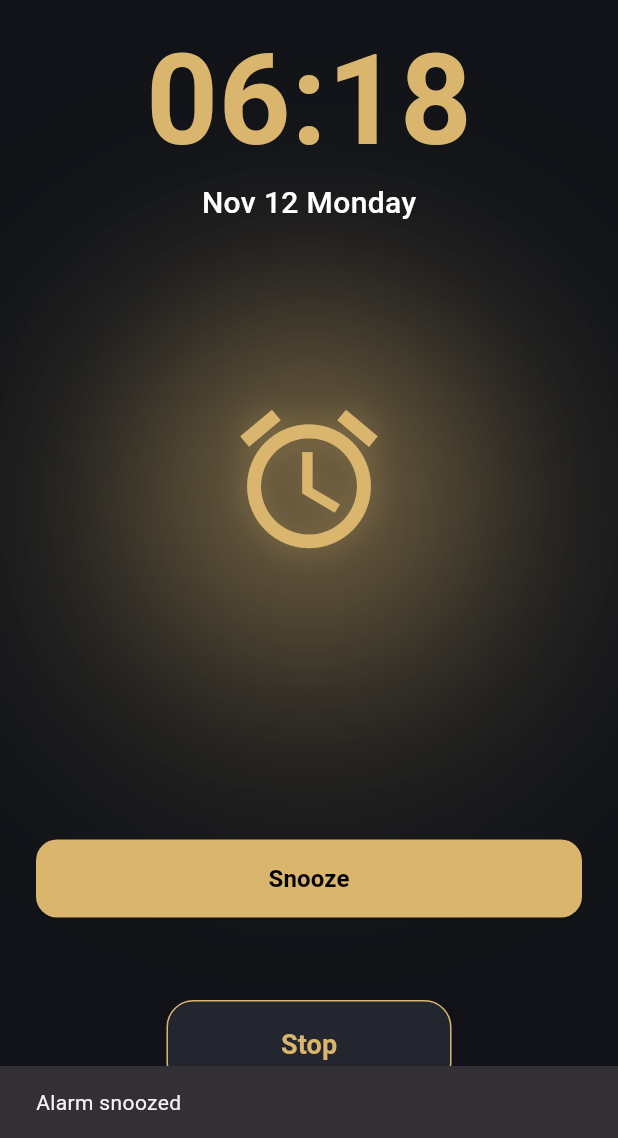
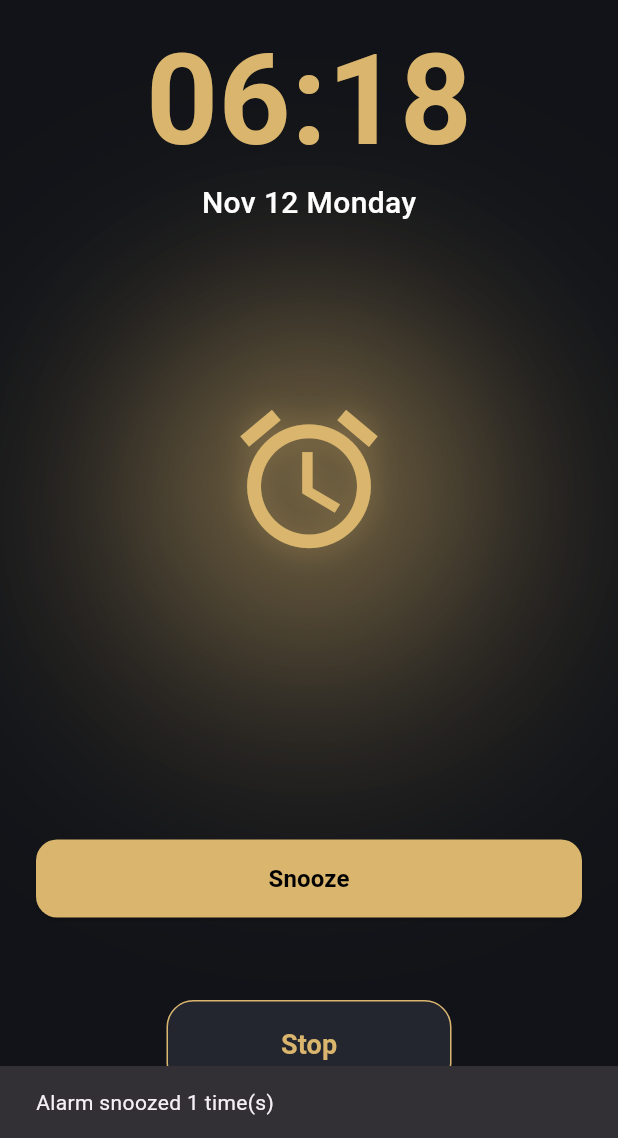
Before and after one commit to Ashiy-Ishan/Smart_AI_Alarm, a Flutter app: the StopAlarmScreen screen opened by its route, after a tap on "Snooze", on a phone screen of 412 x 824 dp, the part 98-1236 px from its top. Run offline on Flutter 3.47's test engine with Material 3 defaults, Android fonts, the phone set to English and light mode, and no system bars; our stand-ins replace firebase_auth, firebase_core, firebase_database, firebase_messaging, flutter_blue_plus, flutter_dotenv and 8 more; missing offline and left inert: googleapis, network_info_plus; accounts and stored records are empty.

Commit message:
implement alarm outcome reporting and UI with API service integration

```diff
--- a/fontend/alarm_frontend/lib/routes/app_router.dart
+++ b/fontend/alarm_frontend/lib/routes/app_router.dart
@@ -61,7 +61,10 @@ class AppRouter {
         return _slide(const TodaySummaryScreen());
 
       case AppRoutes.setAlarm:
-        return _slide(const StopAlarmScreen());
+        final alarmId = settings.arguments is String
+            ? settings.arguments! as String
+            : 'manual-alarm';
+        return _slide(StopAlarmScreen(alarmId: alarmId));
 
       // ── Profile tab sub-screens ──────────────────────────────────────────
       case AppRoutes.calendar:
--- a/fontend/alarm_frontend/lib/screens/set_alarm_screen.dart
+++ b/fontend/alarm_frontend/lib/screens/set_alarm_screen.dart
@@ -3,8 +3,11 @@ import 'package:alarm_frontend/components/primary_button.dart';
 import 'package:alarm_frontend/utils/app_colors.dart';
 import 'package:alarm_frontend/utils/app_text_styles.dart';
 import 'package:flutter/material.dart';
+import 'package:alarm_frontend/services/api_service.dart';
+import 'package:firebase_auth/firebase_auth.dart';
 
-class StopAlarmScreen extends StatelessWidget {
+class StopAlarmScreen extends StatefulWidget {
+  final String alarmId;
   final String timeText;
   final String dateText;
   final VoidCallback? onSnooze;
@@ -12,11 +15,67 @@ class StopAlarmScreen extends StatelessWidget {
 
   const StopAlarmScreen({
     super.key,
+    required this.alarmId,
     this.timeText = '06:18',
     this.dateText = 'Nov 12 Monday',
     this.onSnooze,
     this.onStop,
   });
+
+  @override
+  State<StopAlarmScreen> createState() => _StopAlarmScreenState();
+}
+
+class _StopAlarmScreenState extends State<StopAlarmScreen> {
+  int _snoozeCount = 0;
+
+  Future<void> _sendAlarmOutcome() async {
+    final user = FirebaseAuth.instance.currentUser;
+
+    if (user == null) {
+      if (!mounted) return;
+
+      ScaffoldMessenger.of(
+        context,
+      ).showSnackBar(const SnackBar(content: Text('User is not logged in')));
+
+      return;
+    }
+
+    try {
+      await ApiService.post('/alarms/outcome', {
+        'user_id': user.uid,
+        'alarm_id': widget.alarmId,
+        'trigger_time': DateTime.now().toUtc().toIso8601String(),
+
+        'snooze_count': _snoozeCount,
+        'unlock_delay': 0.0,
+        'success': 1,
+
+        'weather_severity': 0.0,
+        'traffic_condition': 0.0,
+        'room_temp': 27.0,
+
+        'alarm_type': 'custom',
+        'is_holiday': 0,
+        'buffer_minutes': 0.0,
+      });
+
+      if (!mounted) return;
+
+      ScaffoldMessenger.of(context).showSnackBar(
+        const SnackBar(content: Text('Alarm outcome saved to backend')),
+      );
+
+      Navigator.pop(context);
+    } catch (e) {
+      if (!mounted) return;
+
+      ScaffoldMessenger.of(context).showSnackBar(
+        SnackBar(content: Text('Failed to save alarm outcome: $e')),
+      );
+    }
+  }
 
   @override
   Widget build(BuildContext context) {
@@ -50,7 +109,7 @@ class StopAlarmScreen extends StatelessWidget {
                   const SizedBox(height: 25),
 
                   Text(
-                    timeText,
+                    widget.timeText,
                     style: AppTextStyles.heading.copyWith(
                       fontSize: 84,
                       fontWeight: FontWeight.w700,
@@ -62,7 +121,7 @@ class StopAlarmScreen extends StatelessWidget {
                   const SizedBox(height: 12),
 
                   Text(
-                    dateText,
+                    widget.dateText,
                     style: AppTextStyles.heading.copyWith(
                       fontSize: 20,
                       fontWeight: FontWeight.w500,
@@ -102,13 +161,21 @@ class StopAlarmScreen extends StatelessWidget {
 
                   PrimaryButton(
                     text: 'Snooze',
-                    onPressed:
-                        onSnooze ??
-                        () {
-                          ScaffoldMessenger.of(context).showSnackBar(
-                            const SnackBar(content: Text('Alarm snoozed')),
-                          );
-                        },
+                    onPressed: () {
+                      setState(() {
+                        _snoozeCount++;
+                      });
+
+                      if (widget.onSnooze != null) {
+                        widget.onSnooze!();
+                      }
+
+                      ScaffoldMessenger.of(context).showSnackBar(
+                        SnackBar(
+                          content: Text('Alarm snoozed $_snoozeCount time(s)'),
+                        ),
+                      );
+                    },
                   ),
 
                   const SizedBox(height: 55),
@@ -117,11 +184,13 @@ class StopAlarmScreen extends StatelessWidget {
                     width: 190,
                     height: 60,
                     child: OutlinedButton(
-                      onPressed:
-                          onStop ??
-                          () {
-                            Navigator.pop(context);
-                          },
+                      onPressed: () async {
+                        if (widget.onStop != null) {
+                          widget.onStop!();
+                        }
+
+                        await _sendAlarmOutcome();
+                      },
                       style: OutlinedButton.styleFrom(
                         backgroundColor: const Color(0xFF23262F),
                         side: const BorderSide(
--- a/fontend/alarm_frontend/lib/services/api_service.dart
+++ b/fontend/alarm_frontend/lib/services/api_service.dart
@@ -31,4 +31,21 @@ class ApiService {
 
     throw Exception('Backend error: ${response.statusCode} ${response.body}');
   }
+
+  static Future<dynamic> post(
+    String endpoint,
+    Map<String, dynamic> body,
+  ) async {
+    final response = await http.post(
+      Uri.parse('$baseUrl$endpoint'),
+      headers: {'Content-Type': 'application/json'},
+      body: jsonEncode(body),
+    );
+
+    if (response.statusCode >= 200 && response.statusCode < 300) {
+      return jsonDecode(response.body);
+    }
+
+    throw Exception('Backend error: ${response.statusCode} ${response.body}');
+  }
 }
```
